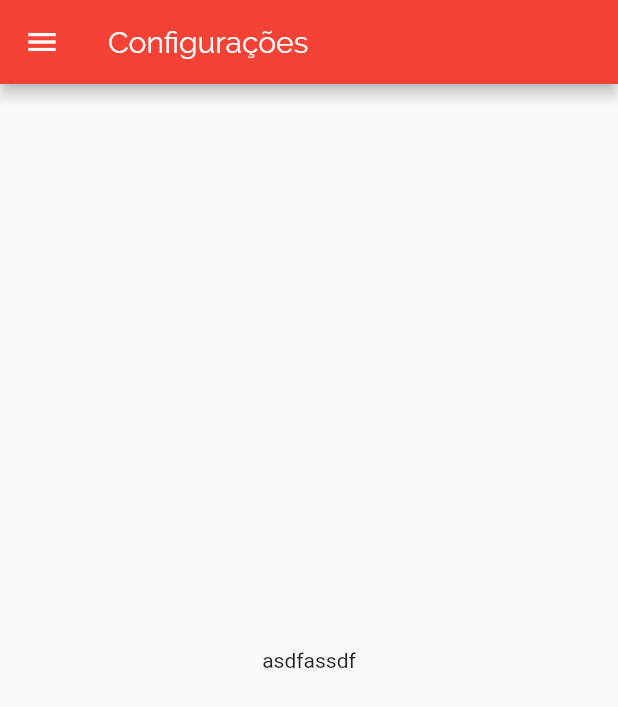
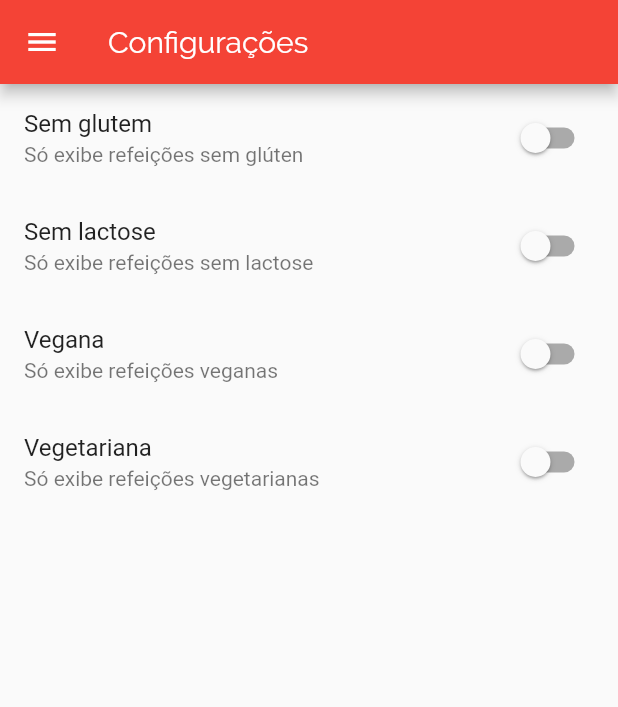
Before and after one commit to AdSoNaTuRaL/meals-flutter, a Flutter app: the SettingsScreen screen opened by its route, on a phone screen of 412 x 824 dp. Shown: the top 707 px of the screen. Run offline on Flutter 3.47's test engine with Material 2 defaults, Android fonts, the phone set to English and light mode, and no system bars.

Commit message:
Creating settings screen

```diff
--- a/lib/screens/settings_screen.dart
+++ b/lib/screens/settings_screen.dart
@@ -1,16 +1,69 @@
 import 'package:flutter/material.dart';
 import 'package:meals/components/main_drawer.dart';
+import 'package:meals/models/settings.dart';
 
-class SettingsScreen extends StatelessWidget {
+class SettingsScreen extends StatefulWidget {
+  @override
+  _SettingsScreenState createState() => _SettingsScreenState();
+}
+
+class _SettingsScreenState extends State<SettingsScreen> {
+  var settings = Settings();
+
   @override
   Widget build(BuildContext context) {
+    Widget _createSwitch(
+      String title,
+      String subtitle,
+      bool value,
+      Function onChanged,
+    ) {
+      return SwitchListTile.adaptive(
+        title: Text(title),
+        subtitle: Text(subtitle),
+        value: value,
+        onChanged: onChanged,
+      );
+    }
+
     return Scaffold(
       appBar: AppBar(
         title: Text('Configurações'),
       ),
       drawer: MainDrawer(),
-      body: Center(
-        child: Text('asdfassdf'),
+      body: Column(
+        children: [
+          Expanded(
+            child: ListView(
+              children: [
+                _createSwitch(
+                  'Sem glutem',
+                  'Só exibe refeições sem glúten',
+                  settings.isGlutenFree,
+                  (value) => setState(() => settings.isGlutenFree = value),
+                ),
+                _createSwitch(
+                  'Sem lactose',
+                  'Só exibe refeições sem lactose',
+                  settings.isLactoseFree,
+                  (value) => setState(() => settings.isLactoseFree = value),
+                ),
+                _createSwitch(
+                  'Vegana',
+                  'Só exibe refeições veganas',
+                  settings.isVegan,
+                  (value) => setState(() => settings.isVegan = value),
+                ),
+                _createSwitch(
+                  'Vegetariana',
+                  'Só exibe refeições vegetarianas',
+                  settings.isVegetarian,
+                  (value) => setState(() => settings.isVegetarian = value),
+                ),
+              ],
+            ),
+          ),
+        ],
       ),
     );
   }
```
